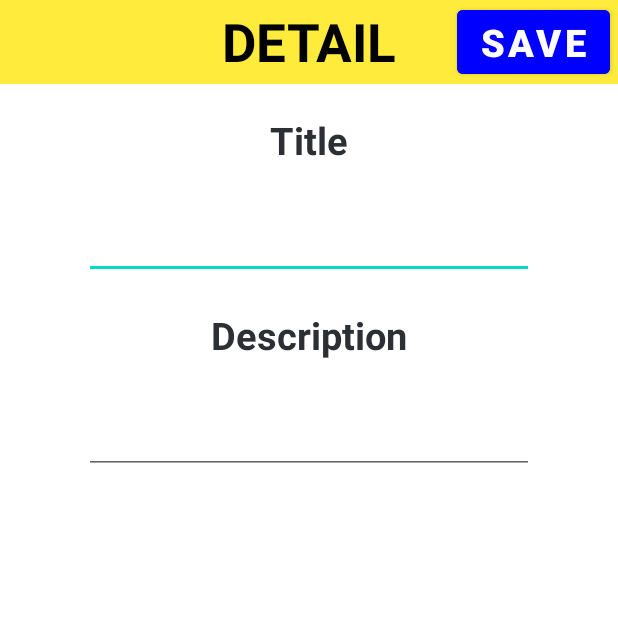
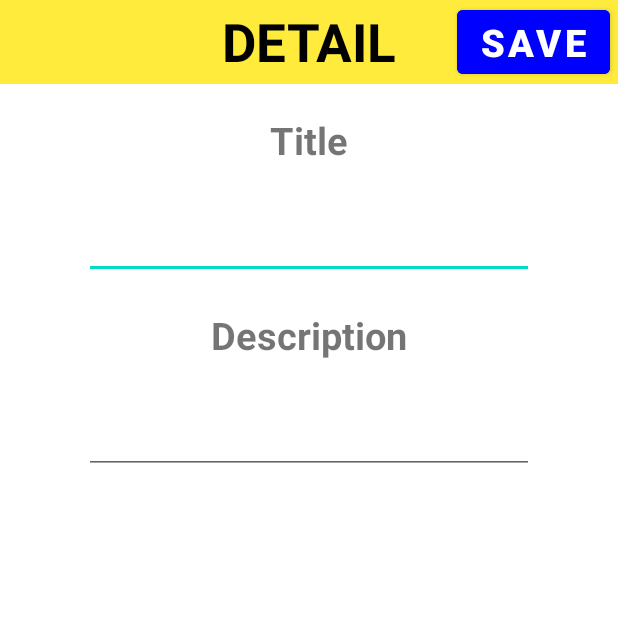
Before and after one commit to OkkyRoyDirgantara/notes-app-mobile-android, an Android app: the NoteDetailActivity screen opened directly, with no data from a screen before it, on a phone screen of 412 x 824 dp, the top half of it. Run offline under Robolectric (Android 15) with nearby library versions, the phone set to English and light mode, and no system bars.

Commit message:
Modified BUG Theme

```diff
--- a/app/src/main/java/com/dirgantara/notesapp/MainActivity.java
+++ b/app/src/main/java/com/dirgantara/notesapp/MainActivity.java
@@ -20,10 +20,7 @@ public class MainActivity extends AppCompatActivity
         initWidgets();
         setNoteAdapter();
         setOnClickListener();
-        // load from db into memory if app not destroyed
-        if(savedInstanceState == null){
-            loadFromDBToMemory();
-        }
+        loadFromDBToMemory();
     }
 
 
--- a/app/src/main/res/layout/activity_note_detail.xml
+++ b/app/src/main/res/layout/activity_note_detail.xml
@@ -43,7 +43,6 @@
             android:text="@string/title"
             android:textSize="25sp"
             android:layout_marginTop="20dp"
-            android:textColor="@color/darkGray"
             android:textStyle="bold"
             android:layout_gravity="center"/>
 
@@ -54,7 +53,6 @@
             android:textSize="25sp"
             android:layout_marginTop="20dp"
             android:maxLines="1"
-            android:textColor="@color/darkGray"
             android:inputType="text"
             android:layout_gravity="center"/>
 
@@ -65,7 +63,6 @@
             android:text="@string/description"
             android:textSize="25sp"
             android:layout_marginTop="20dp"
-            android:textColor="@color/darkGray"
             android:textStyle="bold"
             android:layout_gravity="center"/>
 
@@ -76,7 +73,6 @@
             android:textSize="25sp"
             android:layout_marginTop="20dp"
             android:minLines="3"
-            android:textColor="@color/darkGray"
             android:inputType="text"
             android:layout_gravity="center"/>
 
--- a/app/src/main/res/values-night/themes.xml
+++ b/app/src/main/res/values-night/themes.xml
@@ -1,8 +1,8 @@
 <resources xmlns:tools="http://schemas.android.com/tools">
     <!-- Base application theme. -->
-    <style name="Theme.NotesApp" parent="Theme.MaterialComponents.DayNight.DarkActionBar">
+    <style name="Theme.NotesApp" parent="Theme.MaterialComponents.DayNight.NoActionBar">
         <!-- Primary brand color. -->
-        <item name="colorPrimary">@color/purple_200</item>
+        <item name="colorPrimary">#4CAF50</item>
         <item name="colorPrimaryVariant">@color/purple_700</item>
         <item name="colorOnPrimary">@color/black</item>
         <!-- Secondary brand color. -->
@@ -12,5 +12,6 @@
         <!-- Status bar color. -->
         <item name="android:statusBarColor" tools:targetApi="l">?attr/colorPrimaryVariant</item>
         <!-- Customize your theme here. -->
+        <item name="android:textColorPrimary">@color/white</item>
     </style>
 </resources>
--- a/app/src/main/res/values/themes.xml
+++ b/app/src/main/res/values/themes.xml
@@ -1,6 +1,6 @@
 <resources xmlns:tools="http://schemas.android.com/tools">
     <!-- Base application theme. -->
-    <style name="Theme.NotesApp" parent="Theme.MaterialComponents.DayNight.NoActionBar">
+    <style name="Theme.NotesApp" parent="Theme.MaterialComponents.Light.NoActionBar">
         <!-- Primary brand color. -->
         <item name="colorPrimary">#4CAF50</item>
         <item name="colorPrimaryVariant">@color/purple_700</item>
@@ -12,5 +12,6 @@
         <!-- Status bar color. -->
         <item name="android:statusBarColor" tools:targetApi="l">?attr/colorPrimaryVariant</item>
         <!-- Customize your theme here. -->
+        <item name="android:textColorPrimary">@color/black</item>
     </style>
 </resources>
```
